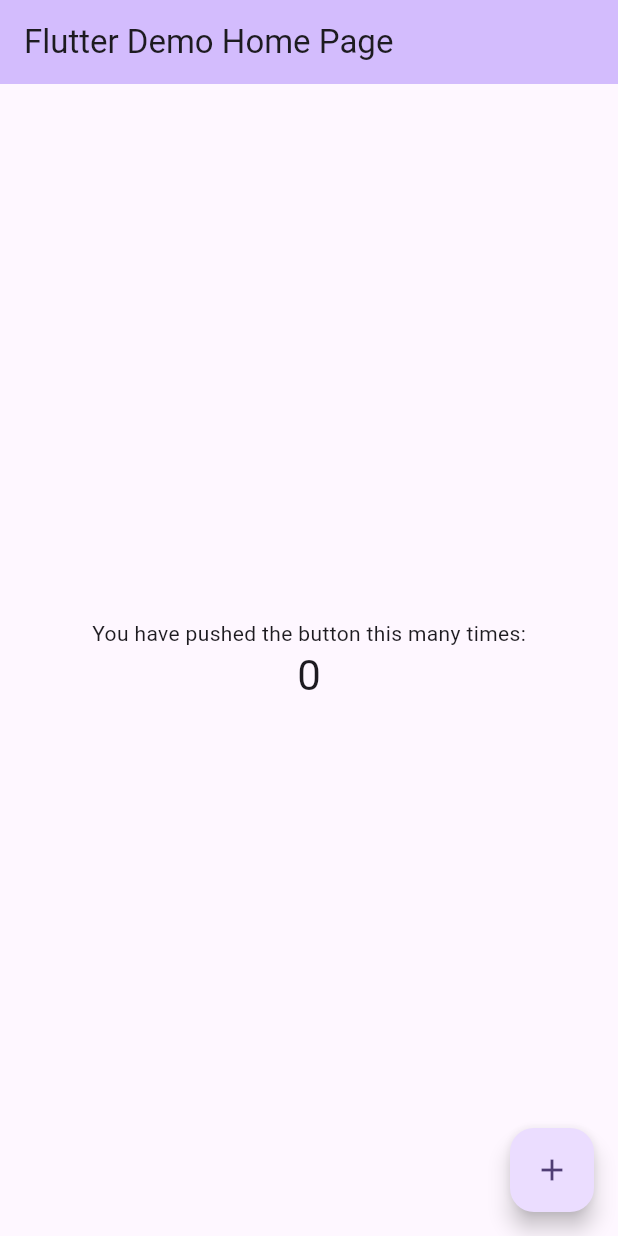
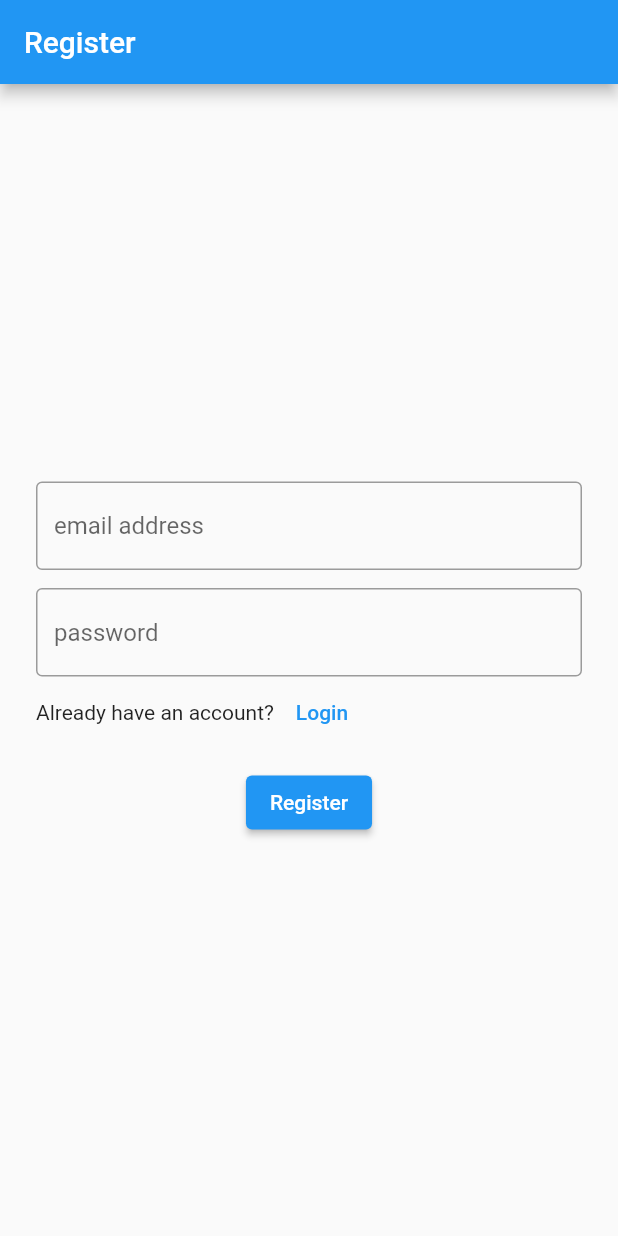
Before and after one commit to mohamdelbehairy/supabase_flutter, a Flutter app: the screen it shows after launch, on a phone screen of 412 x 824 dp. Run offline on Flutter 3.47's test engine with Material 3 defaults, Android fonts, the phone set to English and light mode, and no system bars; our stand-ins replace email_validator.

Commit message:
register view ui done

```diff
--- /dev/null
+++ b/lib/core/widgets/custom_app_bar.dart
@@ -0,0 +1,7 @@
+import 'package:flutter/material.dart';
+
+AppBar customAppBar({String? title}) {
+  return AppBar(
+    title: Text(title ?? "Register"),
+  );
+}
--- /dev/null
+++ b/lib/features/auth/presentation/views/register_view.dart
@@ -0,0 +1,16 @@
+import 'package:flutter/material.dart';
+
+import '../../../../core/widgets/custom_app_bar.dart';
+import 'widgets/register_view_body.dart';
+
+class RegisterView extends StatelessWidget {
+  const RegisterView({super.key});
+
+  @override
+  Widget build(BuildContext context) {
+    return Scaffold(
+      appBar: customAppBar(),
+      body: const RegisterViewBody(),
+    );
+  }
+}
--- /dev/null
+++ b/lib/features/auth/presentation/views/widgets/already_or_not_have_account_widget.dart
@@ -0,0 +1,19 @@
+import 'package:flutter/material.dart';
+
+class AlreadyOrNotHaveAccountWidget extends StatelessWidget {
+  const AlreadyOrNotHaveAccountWidget(
+      {super.key, this.text, this.buttonName, required this.onPressed});
+  final String? text;
+  final String? buttonName;
+  final Function() onPressed;
+
+  @override
+  Widget build(BuildContext context) {
+    return Row(
+      children: [
+        Text(text ?? "Already have an account?"),
+        TextButton(onPressed: onPressed, child: Text(buttonName ?? "Login"))
+      ],
+    );
+  }
+}
--- /dev/null
+++ b/lib/features/auth/presentation/views/widgets/custom_button.dart
@@ -0,0 +1,13 @@
+import 'package:flutter/material.dart';
+
+class CustomButton extends StatelessWidget {
+  const CustomButton({super.key, this.name, required this.onPressed});
+  final String? name;
+  final Function() onPressed;
+
+  @override
+  Widget build(BuildContext context) {
+    return ElevatedButton(
+        onPressed: onPressed, child: Text(name ?? "Register"));
+  }
+}
--- /dev/null
+++ b/lib/features/auth/presentation/views/widgets/custom_text_field.dart
@@ -0,0 +1,21 @@
+import 'package:flutter/material.dart';
+
+class CustomTextField extends StatelessWidget {
+  const CustomTextField(
+      {super.key, this.hintText, this.controller, this.validator});
+  final String? hintText;
+  final TextEditingController? controller;
+  final String? Function(String?)? validator;
+
+  @override
+  Widget build(BuildContext context) {
+    return TextFormField(
+      validator: validator,
+      controller: controller,
+      decoration: InputDecoration(
+        border: const OutlineInputBorder(),
+        hintText: hintText ?? 'email address',
+      ),
+    );
+  }
+}
--- /dev/null
+++ b/lib/features/auth/presentation/views/widgets/register_view_body.dart
@@ -0,0 +1,81 @@
+import 'package:email_validator/email_validator.dart';
+import 'package:flutter/material.dart';
+
+import 'already_or_not_have_account_widget.dart';
+import 'custom_button.dart';
+import 'custom_text_field.dart';
+
+class RegisterViewBody extends StatefulWidget {
+  const RegisterViewBody({super.key});
+
+  @override
+  State<RegisterViewBody> createState() => _RegisterViewBodyState();
+}
+
+class _RegisterViewBodyState extends State<RegisterViewBody> {
+  late TextEditingController email, password;
+
+  GlobalKey<FormState> globalKey = GlobalKey();
+
+  @override
+  void initState() {
+    email = TextEditingController();
+    password = TextEditingController();
+    super.initState();
+  }
+
+  @override
+  void dispose() {
+    email.dispose();
+    password.dispose();
+    super.dispose();
+  }
+
+  @override
+  Widget build(BuildContext context) {
+    return Padding(
+      padding: const EdgeInsets.symmetric(horizontal: 24),
+      child: Form(
+        key: globalKey,
+        child: Column(
+          mainAxisAlignment: MainAxisAlignment.center,
+          children: [
+            CustomTextField(
+              controller: email,
+              validator: (value) {
+                if (value!.isEmpty) {
+                  return "Please enter your email";
+                }
+                if (!EmailValidator.validate(value)) {
+                  return "Please enter a valid email";
+                }
+                return null;
+              },
+            ),
+            const SizedBox(height: 12),
+            CustomTextField(
+              hintText: 'password',
+              controller: password,
+              validator: (value) {
+                if (value!.isEmpty) {
+                  return "Please enter your password";
+                }
+                if (value.length < 6) {
+                  return "Password must be at least 6 characters";
+                }
+                return null;
+              },
+            ),
+            AlreadyOrNotHaveAccountWidget(onPressed: () {}),
+            const SizedBox(height: 12),
+            CustomButton(onPressed: () {
+              if (globalKey.currentState!.validate()) {
+                globalKey.currentState!.save();
+              }
+            })
+          ],
+        ),
+      ),
+    );
+  }
+}
--- a/lib/main.dart
+++ b/lib/main.dart
@@ -1,4 +1,5 @@
 import 'package:flutter/material.dart';
+import 'package:supabase_flutter/features/auth/presentation/views/register_view.dart';
 
 void main() {
   runApp(const MyApp());
@@ -7,119 +8,12 @@
 class MyApp extends StatelessWidget {
   const MyApp({super.key});
 
-  // This widget is the root of your application.
   @override
   Widget build(BuildContext context) {
-    return MaterialApp(
-      title: 'Flutter Demo',
-      theme: ThemeData(
-        // This is the theme of your application.
-        //
-        // TRY THIS: Try running your application with "flutter run". You'll see
-        // the application has a purple toolbar. Then, without quitting the app,
-        // try changing the seedColor in the colorScheme below to Colors.green
-        // and then invoke "hot reload" (save your changes or press the "hot
-        // reload" button in a Flutter-supported IDE, or press "r" if you used
-        // the command line to start the app).
-        //
-        // Notice that the counter didn't reset back to zero; the application
-        // state is not lost during the reload. To reset the state, use hot
-        // restart instead.
-        //
-        // This works for code too, not just values: Most code changes can be
-        // tested with just a hot reload.
-        colorScheme: ColorScheme.fromSeed(seedColor: Colors.deepPurple),
-        useMaterial3: true,
-      ),
-      home: const MyHomePage(title: 'Flutter Demo Home Page'),
+    return  MaterialApp(
+      debugShowCheckedModeBanner: false,
+      theme: ThemeData(useMaterial3: false),
+      home: const RegisterView(),
     );
   }
 }
-
-class MyHomePage extends StatefulWidget {
-  const MyHomePage({super.key, required this.title});
-
-  // This widget is the home page of your application. It is stateful, meaning
-  // that it has a State object (defined below) that contains fields that affect
-  // how it looks.
-
-  // This class is the configuration for the state. It holds the values (in this
-  // case the title) provided by the parent (in this case the App widget) and
-  // used by the build method of the State. Fields in a Widget subclass are
-  // always marked "final".
-
-  final String title;
-
-  @override
-  State<MyHomePage> createState() => _MyHomePageState();
-}
-
-class _MyHomePageState extends State<MyHomePage> {
-  int _counter = 0;
-
-  void _incrementCounter() {
-    setState(() {
-      // This call to setState tells the Flutter framework that something has
-      // changed in this State, which causes it to rerun the build method below
-      // so that the display can reflect the updated values. If we changed
-      // _counter without calling setState(), then the build method would not be
-      // called again, and so nothing would appear to happen.
-      _counter++;
-    });
-  }
-
-  @override
-  Widget build(BuildContext context) {
-    // This method is rerun every time setState is called, for instance as done
-    // by the _incrementCounter method above.
-    //
-    // The Flutter framework has been optimized to make rerunning build methods
-    // fast, so that you can just rebuild anything that needs updating rather
-    // than having to individually change instances of widgets.
-    return Scaffold(
-      appBar: AppBar(
-        // TRY THIS: Try changing the color here to a specific color (to
-        // Colors.amber, perhaps?) and trigger a hot reload to see the AppBar
-        // change color while the other colors stay the same.
-        backgroundColor: Theme.of(context).colorScheme.inversePrimary,
-        // Here we take the value from the MyHomePage object that was created by
-        // the App.build method, and use it to set our appbar title.
-        title: Text(widget.title),
-      ),
-      body: Center(
-        // Center is a layout widget. It takes a single child and positions it
-        // in the middle of the parent.
-        child: Column(
-          // Column is also a layout widget. It takes a list of children and
-          // arranges them vertically. By default, it sizes itself to fit its
-          // children horizontally, and tries to be as tall as its parent.
-          //
-          // Column has various properties to control how it sizes itself and
-          // how it positions its children. Here we use mainAxisAlignment to
-          // center the children vertically; the main axis here is the vertical
-          // axis because Columns are vertical (the cross axis would be
-          // horizontal).
-          //
-          // TRY THIS: Invoke "debug painting" (choose the "Toggle Debug Paint"
-          // action in the IDE, or press "p" in the console), to see the
-          // wireframe for each widget.
-          mainAxisAlignment: MainAxisAlignment.center,
-          children: <Widget>[
-            const Text(
-              'You have pushed the button this many times:',
-            ),
-            Text(
-              '$_counter',
-              style: Theme.of(context).textTheme.headlineMedium,
-            ),
-          ],
-        ),
-      ),
-      floatingActionButton: FloatingActionButton(
-        onPressed: _incrementCounter,
-        tooltip: 'Increment',
-        child: const Icon(Icons.add),
-      ), // This trailing comma makes auto-formatting nicer for build methods.
-    );
-  }
-}
```
Also changed, not shown: pubspec.yaml (+4 -12 lines), pubspec.lock.
